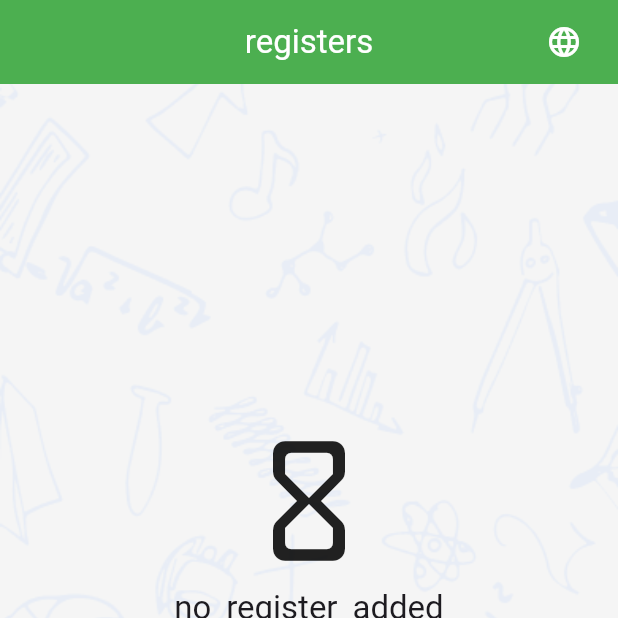
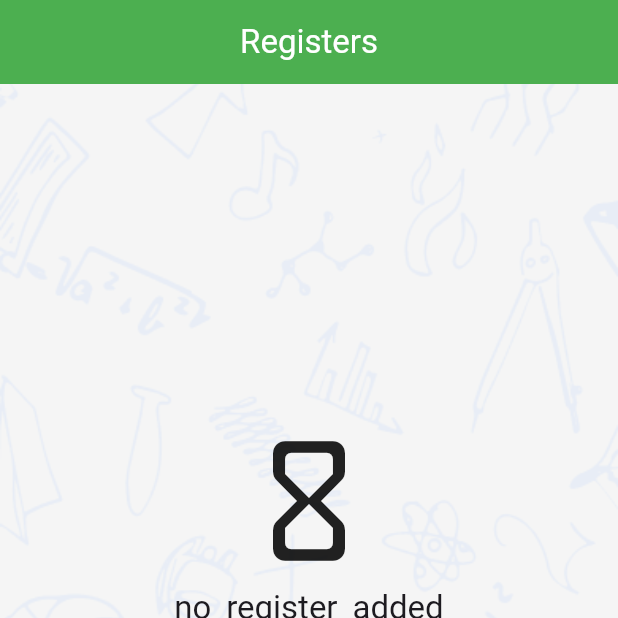
Before and after one commit to femibalo/electtest, a Flutter app: the screen it shows after launch, on a phone screen of 412 x 824 dp, the top half of it. Run offline on Flutter 3.47's test engine with Material 3 defaults, Android fonts, the phone set to English and light mode, and no system bars; our stand-ins replace auto_size_text, cached_network_image, easy_localization, equatable, flutter_native_image, google_fonts and 8 more; missing offline and left inert: fluttercontactpicker, image_editor_plus, syncfusion_flutter_pdfviewer; accounts and stored records are empty; Roboto replaces fonts that are missing (Lateef).

Commit message:
pdf generated

```diff
--- a/lib/model/invoice.dart
+++ b/lib/model/invoice.dart
@@ -1,11 +1,12 @@
 import 'package:invoice_management/model/supplier.dart';
 import 'customer.dart';
+import 'bill_product_item_model.dart';
 
 class Invoice {
   final InvoiceInfo info;
   final Supplier supplier;
   final Customer customer;
-  final List<InvoiceItem> items;
+  final List<UserBillProductItem> items;
 
   const Invoice({
     required this.info,
@@ -20,29 +21,65 @@ class InvoiceInfo {
   final String number;
   final DateTime date;
   final DateTime dueDate;
+  // final String EquipmentIDNumber;
+  // final String Location;
+  // final int SerialNo;
+  // final String FormalVisualInspectionByOccupant;
+  // final String CombinedInspectionByAssessor;
+  // final String PassFail;
+  // final String SuitableForEnv;
+  // final String SuitableForContinuedUse;
+  // final String Comments;
 
   const InvoiceInfo({
     required this.description,
     required this.number,
     required this.date,
     required this.dueDate,
+    // required this.EquipmentIDNumber,
+    // required this.Location,
+    // required this.SerialNo,
+    // required this.FormalVisualInspectionByOccupant,
+    // required this.CombinedInspectionByAssessor,
+    // required this.PassFail,
+    // required this.SuitableForEnv,
+    // required this.SuitableForContinuedUse,
+    // required this.Comments,
   });
 }
 
-class InvoiceItem {
+class UserBillProductItem {
   final String description;
-  final DateTime date;
-  final int quantity;
-  final double vat;
-  final double discount;
-  final double unitPrice;
+  // final DateTime date;
+  // final int quantity;
+  // final double vat;
+  // final double discount;
+  // final double unitPrice;
+  final String EquipmentIDNumber;
+  final String Location;
+  final int SerialNo;
+  final String FormalVisualInspectionByOccupant;
+  final String CombinedInspectionByAssessor;
+  final String PassFail;
+  final String SuitableForEnv;
+  final String SuitableForContinuedUse;
+  final String Comments;
 
-  const InvoiceItem({
+  const UserBillProductItem({
     required this.description,
-    required this.date,
-    required this.quantity,
-    required this.vat,
-    required this.discount,
-    required this.unitPrice,
+    // required this.date,
+    // required this.quantity,
+    // required this.vat,
+    // required this.discount,
+    // required this.unitPrice,
+    required this.EquipmentIDNumber,
+    required this.Location,
+    required this.SerialNo,
+    required this.FormalVisualInspectionByOccupant,
+    required this.CombinedInspectionByAssessor,
+    required this.PassFail,
+    required this.SuitableForEnv,
+    required this.SuitableForContinuedUse,
+    required this.Comments,
   });
 }
--- a/lib/model/supplier.dart
+++ b/lib/model/supplier.dart
@@ -1,11 +1,12 @@
 class Supplier {
   final String name;
   final String address;
-  final String paymentInfo;
+  // final String paymentInfo;
+  final String logoURL;
 
   const Supplier({
     required this.name,
     required this.address,
-    required this.paymentInfo,
+    required this.logoURL,
   });
 }
--- a/lib/ui/invoice_screen.dart
+++ b/lib/ui/invoice_screen.dart
@@ -87,24 +87,24 @@ class _InvoicesScreenState extends State<InvoicesScreen> {
       backgroundColor: Colors.grey[100],
       appBar: AppBar(
         automaticallyImplyLeading: false,
-        title: Text('registers'.tr()),
-        actions: [
-          Padding(
-            padding: const EdgeInsets.symmetric(horizontal: 12.0),
-            child: IconButton(
-                onPressed: () {
-                  Navigator.pushReplacement(
-                    context,
-                    MaterialPageRoute(
-                        builder: (context) => const LanguageScreen()),
-                  );
-                },
-                icon: const Icon(
-                  Icons.language_outlined,
-                  color: Colors.white,
-                )),
-          )
-        ],
+        title: Text('Registers'.tr()),
+        // actions: [
+        //   Padding(
+        //     padding: const EdgeInsets.symmetric(horizontal: 12.0),
+        //     child: IconButton(
+        //         onPressed: () {
+        //           Navigator.pushReplacement(
+        //             context,
+        //             MaterialPageRoute(
+        //                 builder: (context) => const LanguageScreen()),
+        //           );
+        //         },
+        //         icon: const Icon(
+        //           Icons.language_outlined,
+        //           color: Colors.white,
+        //         )),
+        //   )
+        // ],
       ),
       body: Container(
           height: MediaQuery.of(context).size.height / 1,
@@ -154,7 +154,7 @@ class _InvoicesScreenState extends State<InvoicesScreen> {
             textCapitalization: TextCapitalization.sentences,
             maxLines: 1,
             onChanged: onSearchChanged,
-            labelText: 'search_invoice'.tr(),
+            labelText: 'search_registers'.tr(),
             prefixIcon: Column(
               mainAxisAlignment: MainAxisAlignment.center,
               children: [
--- a/lib/ui/items/items_screen.dart
+++ b/lib/ui/items/items_screen.dart
@@ -441,7 +441,7 @@ class _InvoiceItemsScreenState extends State<InvoiceItemsScreen> {
                     showCustomAlertDialog(
                       title: 'delete ${userItem.name}',
                       subTitle:
-                          'are_you_sure_want_to_delete_equipment_item'.tr(),
+                          'are_you_sure_want_to_delete_item'.tr(),
                       context: context,
                       leftButtonText: 'yes'.tr(),
                       rightButtonText: 'cancel'.tr(),
--- a/lib/ui/pdf/pdf_viewer.dart
+++ b/lib/ui/pdf/pdf_viewer.dart
@@ -20,7 +20,7 @@ class PDFScreenState extends State<PDFScreen> with WidgetsBindingObserver {
   Widget build(BuildContext context) {
     return Scaffold(
       appBar: AppBar(
-        title: Text("invoice_viewer".tr()),
+        title: Text("register_viewer".tr()),
       ),
       body: Column(
         children: [
```
Also changed, not shown: lib/service/pdf_invoice_service.dart (+108 -82 lines), lib/ui/components/invoice_item.dart (+24 -21 lines), lib/ui/items/components/item_list.dart (+31 -30 lines), lib/ui/pdf/pdf_view.dart (+18 -9 lines).
